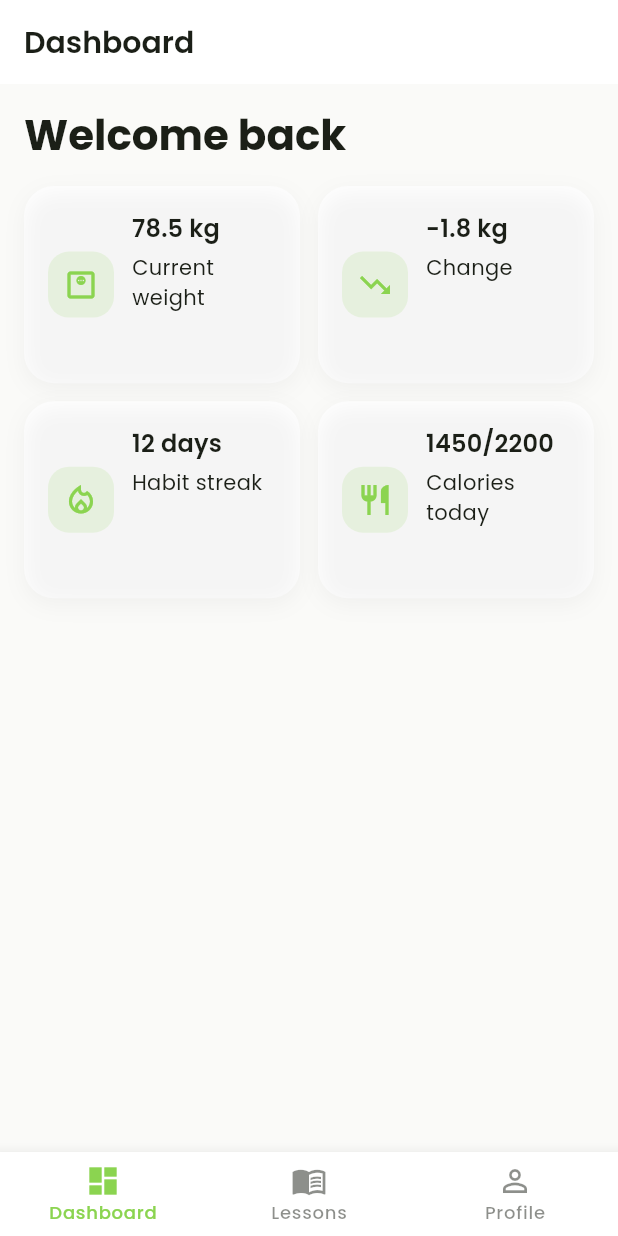
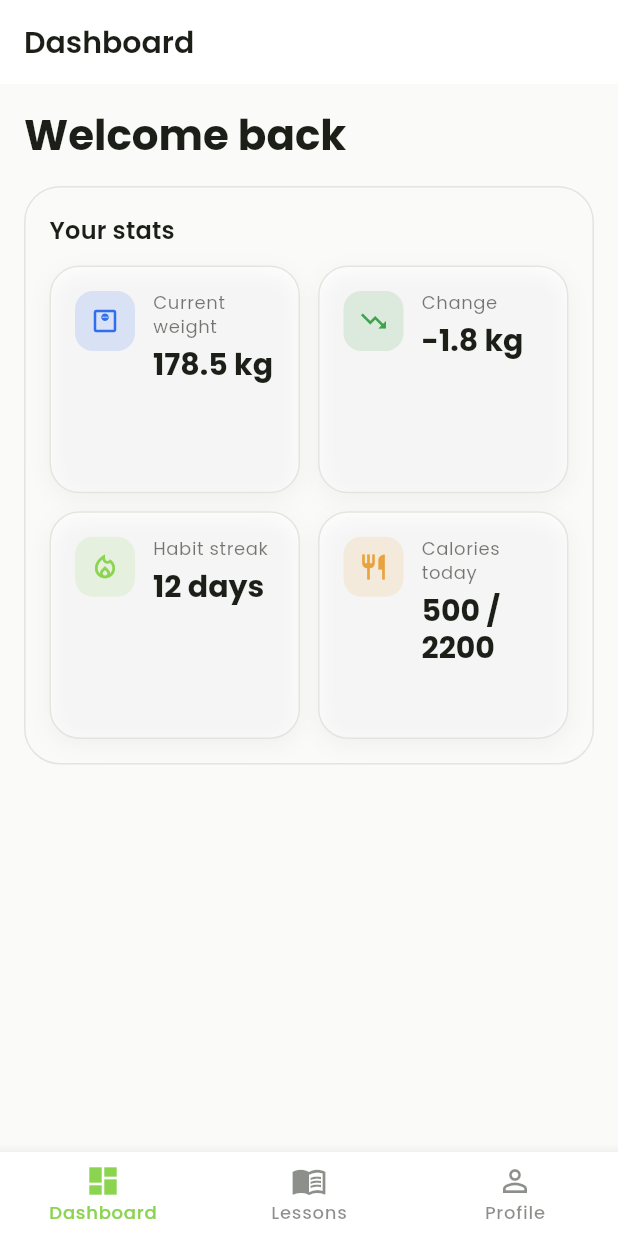
Before and after one commit to viktoriia-cherk/leanova, a Flutter app: the screen it shows after launch, on a phone screen of 412 x 824 dp. Run offline on Flutter 3.47's test engine with Material 3 defaults, Android fonts, the phone set to English and light mode, and no system bars; our stand-ins replace equatable, flutter_bloc, get_it, go_router, google_fonts, injectable.

Commit message:
feat: make dashboard stat cards tappable, add stat detail placeholder

```diff
--- a/lib/core/router/app_router.dart
+++ b/lib/core/router/app_router.dart
@@ -2,6 +2,7 @@ import 'package:flutter/material.dart';
 import 'package:go_router/go_router.dart';
 
 import '../../features/dashboard/presentation/pages/dashboard_page.dart';
+import '../../features/dashboard/presentation/pages/stat_detail_page.dart';
 import '../../features/lessons/presentation/pages/lessons_page.dart';
 import '../../features/profile/presentation/pages/profile_page.dart';
 import '../../shared/widgets/app_bottom_nav_bar.dart';
@@ -26,6 +27,14 @@ class AppRouter {
               GoRoute(
                 path: '/dashboard',
                 builder: (context, state) => const DashboardPage(),
+                routes: [
+                  GoRoute(
+                    path: 'stat',
+                    builder: (context, state) => StatDetailPage(
+                      label: state.extra as String? ?? 'Stat',
+                    ),
+                  ),
+                ],
               ),
             ],
           ),
--- a/lib/features/dashboard/presentation/pages/dashboard_page.dart
+++ b/lib/features/dashboard/presentation/pages/dashboard_page.dart
@@ -1,7 +1,9 @@
 import 'package:flutter/material.dart';
 import 'package:flutter_bloc/flutter_bloc.dart';
+import 'package:go_router/go_router.dart';
 
 import '../../../../core/di/injection.dart';
+import '../../../../core/theme/app_colors.dart';
 import '../../../../core/theme/app_spacing.dart';
 import '../../../../shared/widgets/app_primary_button.dart';
 import '../../domain/entities/dashboard_summary.dart';
@@ -23,10 +25,10 @@ class DashboardPage extends StatelessWidget {
 }
 
 const mockDashboardSummary = DashboardSummary(
-  currentWeightKg: 78.5,
+  currentWeightKg: 178.5,
   weightChangeKg: -1.8,
   habitStreakDays: 12,
-  todayCaloriesLogged: 1450,
+  todayCaloriesLogged: 500,
   calorieGoal: 2200,
 );
 
@@ -148,35 +150,64 @@ class _ContentView extends StatelessWidget {
         children: [
           Text('Welcome back', style: theme.textTheme.headlineMedium),
           const SizedBox(height: AppSpacing.lg),
+          Container(
+            padding: const EdgeInsets.all(AppSpacing.lg),
+            decoration: BoxDecoration(
+              borderRadius: BorderRadius.circular(24),
+              border: Border.all(color: theme.dividerColor),
+            ),
+            child: Column(
+              crossAxisAlignment: CrossAxisAlignment.start,
+              children: [
+                Text('Your stats', style: theme.textTheme.titleMedium),
+                const SizedBox(height: AppSpacing.md),
                 GridView.count(
                   crossAxisCount: 2,
                   shrinkWrap: true,
                   physics: const NeverScrollableScrollPhysics(),
                   mainAxisSpacing: AppSpacing.md,
                   crossAxisSpacing: AppSpacing.md,
-            childAspectRatio: 1.4,
+                  childAspectRatio: 1.1,
                   children: [
                     DashboardStatCard(
                       icon: Icons.monitor_weight_outlined,
                       label: 'Current weight',
                       value: '${data.currentWeightKg.toStringAsFixed(1)} kg',
+                      accentColor: theme.colorScheme.secondary,
+                      onTap: () =>
+                          context.push('/dashboard/stat', extra: 'Current weight'),
                     ),
                     DashboardStatCard(
                       icon: Icons.trending_down,
                       label: 'Change',
                       value: '${data.weightChangeKg.toStringAsFixed(1)} kg',
+                      accentColor: data.weightChangeKg <= 0
+                          ? (theme.brightness == Brightness.dark
+                                ? AppColors.dark.success
+                                : AppColors.light.success)
+                          : theme.colorScheme.error,
+                      onTap: () => context.push('/dashboard/stat', extra: 'Change'),
                     ),
                     DashboardStatCard(
                       icon: Icons.local_fire_department_outlined,
                       label: 'Habit streak',
                       value: '${data.habitStreakDays} days',
+                      accentColor: theme.colorScheme.primary,
+                      onTap: () =>
+                          context.push('/dashboard/stat', extra: 'Habit streak'),
                     ),
                     DashboardStatCard(
                       icon: Icons.restaurant_outlined,
                       label: 'Calories today',
-                value: '${data.todayCaloriesLogged}/${data.calorieGoal}',
+                      value: '${data.todayCaloriesLogged} / ${data.calorieGoal}',
+                      accentColor: const Color(0xFFE8A33D),
+                      onTap: () =>
+                          context.push('/dashboard/stat', extra: 'Calories today'),
                     ),
                   ],
+                ),
+              ],
+            ),
           ),
         ],
       ),
--- /dev/null
+++ b/lib/features/dashboard/presentation/pages/stat_detail_page.dart
@@ -0,0 +1,22 @@
+import 'package:flutter/material.dart';
+
+/// Placeholder detail screen a dashboard stat card navigates to.
+/// Will be replaced with the real per-stat detail/history view.
+class StatDetailPage extends StatelessWidget {
+  const StatDetailPage({super.key, required this.label});
+
+  final String label;
+
+  @override
+  Widget build(BuildContext context) {
+    return Scaffold(
+      appBar: AppBar(title: Text(label)),
+      body: Center(
+        child: Text(
+          '$label details coming soon',
+          style: Theme.of(context).textTheme.bodyMedium,
+        ),
+      ),
+    );
+  }
+}
--- a/lib/features/dashboard/presentation/widgets/dashboard_stat_card.dart
+++ b/lib/features/dashboard/presentation/widgets/dashboard_stat_card.dart
@@ -1,27 +1,80 @@
 import 'package:flutter/material.dart';
 
+import '../../../../core/theme/app_spacing.dart';
 import '../../../../shared/widgets/app_card.dart';
 
 /// A single stat tile (e.g. weight, streak, calories) shown in a grid on the
-/// Dashboard page. Built on the shared [AppCard] component.
+/// Dashboard page. Built on the shared [AppCard] component: icon badge top
+/// left, small label, then the large value below it.
 class DashboardStatCard extends StatelessWidget {
   const DashboardStatCard({
     super.key,
     required this.icon,
     required this.label,
     required this.value,
+    this.accentColor,
+    this.onTap,
   });
 
   final IconData icon;
   final String label;
   final String value;
 
+  /// Tint used for the icon badge. Defaults to the theme's primary color.
+  final Color? accentColor;
+
+  final VoidCallback? onTap;
+
   @override
   Widget build(BuildContext context) {
+    final theme = Theme.of(context);
+    final accent = accentColor ?? theme.colorScheme.primary;
+
     return AppCard(
-      leadingIcon: icon,
-      title: value,
-      subtitle: label,
+      onTap: onTap,
+      child: Row(
+        crossAxisAlignment: CrossAxisAlignment.start,
+        // mainAxisAlignment: MainAxisAlignment.center,
+        children: [
+              Container(
+                width: 40,
+                height: 40,
+                decoration: BoxDecoration(
+                  color: accent.withValues(alpha: 0.14),
+                  borderRadius: BorderRadius.circular(12),
+                ),
+                child: Icon(icon, color: accent, size: 20),
+              ),
+              const SizedBox(width: AppSpacing.md),
+              Expanded(
+                child: Column(
+                  crossAxisAlignment: CrossAxisAlignment.start,
+                  children: [
+                    Text(
+                      label,
+                      overflow: TextOverflow.ellipsis,
+                      maxLines: 2,
+                      style: theme.textTheme.bodySmall?.copyWith(
+                        color: theme.colorScheme.onSurface.withValues(
+                          alpha: 0.6,
+                        ),
+                      ),
+                    ),
+                    const SizedBox(height: AppSpacing.xs),
+                    Text(
+                      value,
+                      overflow: TextOverflow.ellipsis,
+                      maxLines: 2,
+                      softWrap: true,
+                      style: theme.textTheme.titleLarge?.copyWith(
+                        fontWeight: FontWeight.w700,
+                      ),
+                    ),
+                  ],
+                ),
+              ),
+        ],
+      ),
     );
   }
 }
--- a/lib/shared/widgets/app_card.dart
+++ b/lib/shared/widgets/app_card.dart
@@ -46,6 +46,7 @@ class AppCard extends StatelessWidget {
         child: Container(
           decoration: BoxDecoration(
             borderRadius: BorderRadius.circular(20),
+            border: Border.all(color: theme.dividerColor),
             boxShadow: [
               BoxShadow(
                 color: Colors.black.withValues(alpha: 0.04),
```
Lines whose indentation alone changed are shown as unchanged.
